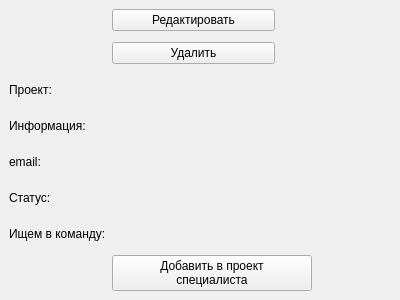
The window that WgtProject.ui (mr-Din/ItConnect) describes before a commit, drawn with Qt 5.
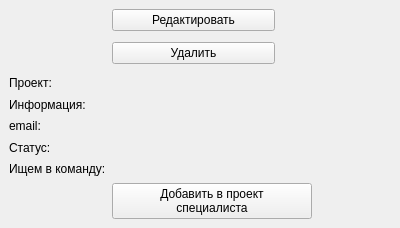
The same window after the commit.

```diff
--- a/WgtProject.ui
+++ b/WgtProject.ui
@@ -7,7 +7,7 @@
     <x>0</x>
     <y>0</y>
     <width>400</width>
-    <height>300</height>
+    <height>228</height>
    </rect>
   </property>
   <property name="sizePolicy">
```
